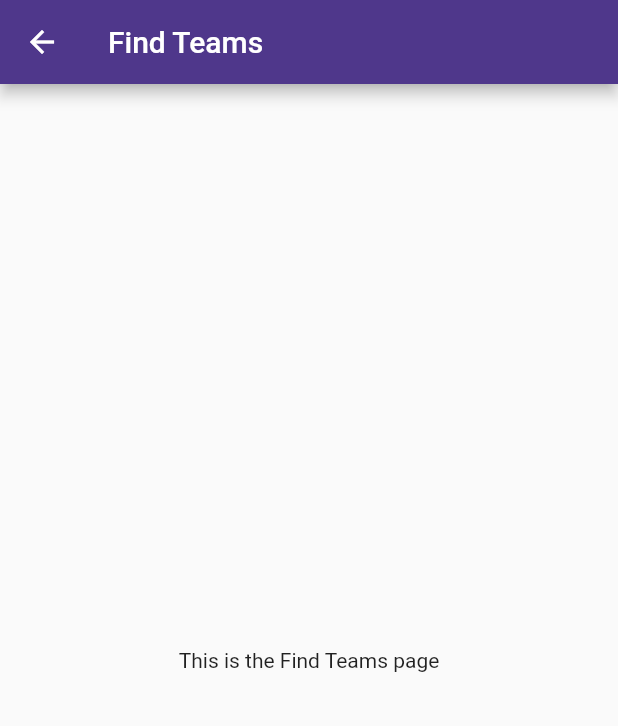
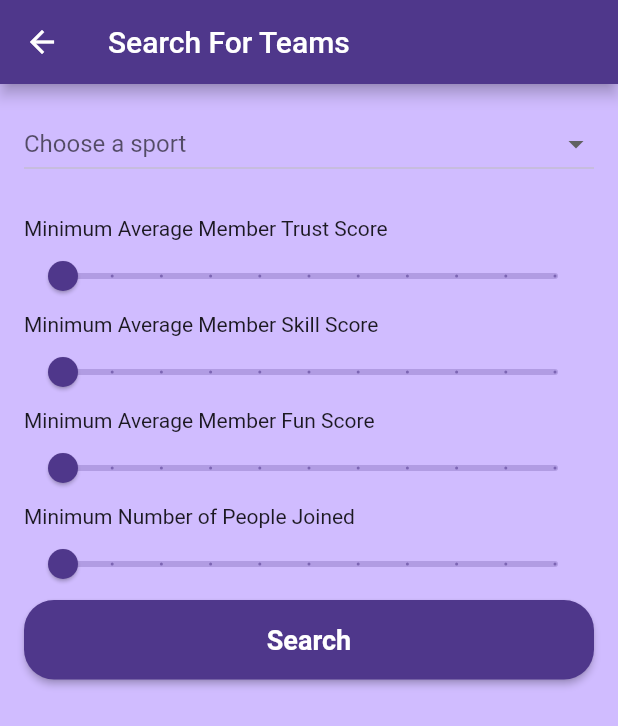
Before and after one commit to ntua-el19130/sportsearch, a Flutter app: the FindTeams screen opened directly, on a phone screen of 412 x 824 dp. Shown: the top 726 px of the screen. Run offline on Flutter 3.47's test engine with Material 2 defaults, Android fonts, the phone set to English and light mode, and no system bars; our stand-ins replace bloc, equatable, flutter_bloc.

Commit message:
added add team,create team,search team,my profile,my friends

```diff
--- a/flutter_application_2/lib/My_Teams_Page.dart
+++ b/flutter_application_2/lib/My_Teams_Page.dart
@@ -1,5 +1,5 @@
 import 'package:flutter/material.dart';
-import 'package:flutter_application_2/find_teams.dart';
+import 'package:flutter_application_2/add_teams.dart';
 
 class MyTeamsPage extends StatelessWidget {
   const MyTeamsPage({Key? key}) : super(key: key);
@@ -7,6 +7,7 @@ class MyTeamsPage extends StatelessWidget {
   @override
   Widget build(BuildContext context) {
     return Scaffold(
+       backgroundColor: Color(0xffD0BCFF),
       appBar: AppBar(
         title: const Text('My Teams'),
       ),
@@ -21,7 +22,7 @@ class MyTeamsPage extends StatelessWidget {
               onPressed: () {  Navigator.push(
                       context,
                       MaterialPageRoute(
-                          builder: (context) => const FindTeams()),
+                          builder: (context) => const AddTeams()),
                     );},
               icon: const Icon(Icons.add),
               label: const Text('Add a Team'),
--- a/flutter_application_2/lib/dashboard.dart
+++ b/flutter_application_2/lib/dashboard.dart
@@ -4,6 +4,8 @@ import 'package:flutter_application_2/find_people.dart';
 import 'package:flutter_application_2/matches/matches_screen.dart';
 import 'package:flutter_application_2/My_Sports_Page.dart';
 import 'package:flutter_application_2/My_Teams_Page.dart';
+import 'package:flutter_application_2/My_Profile.dart';
+import 'package:flutter_application_2/My_Friends.dart';
 class DashboardPage extends StatefulWidget {
   const DashboardPage({super.key});
 
@@ -79,7 +81,7 @@ class _DashboardPageState extends State<DashboardPage> {
                 Navigator.of(context).push(
                   MaterialPageRoute(
                     builder: (BuildContext context) {
-                      return const login_page();
+                      return const MyProfilePage();
                     },
                   ),
                 );
@@ -99,7 +101,7 @@ class _DashboardPageState extends State<DashboardPage> {
                 Navigator.of(context).push(
                   MaterialPageRoute(
                     builder: (BuildContext context) {
-                      return const login_page();
+                      return  MyFriendsPage();
                     },
                   ),
                 );
--- a/flutter_application_2/lib/find_teams.dart
+++ b/flutter_application_2/lib/find_teams.dart
@@ -1,17 +1,123 @@
 import 'package:flutter/material.dart';
 
-class FindTeams extends StatelessWidget {
+class FindTeams extends StatefulWidget {
   const FindTeams({Key? key}) : super(key: key);
 
+  @override
+  _FindTeamsState createState() => _FindTeamsState();
+}
+
+class _FindTeamsState extends State<FindTeams> {
+  double _minTrustScore = 0;
+  double _minSkillScore = 0;
+  double _minFunScore = 0;
+  double _minNumPeopleJoined = 0;
 
   @override
   Widget build(BuildContext context) {
     return Scaffold(
+      backgroundColor: Color(0xffD0BCFF),
       appBar: AppBar(
-        title: const Text('Find Teams'),
+        title: Text('Search For Teams'),
       ),
-      body: const Center(
-        child: Text('This is the Find Teams page'),
+      body: Padding(
+        padding: const EdgeInsets.all(16.0),
+        child: Column(
+          crossAxisAlignment: CrossAxisAlignment.stretch,
+          children: [
+            DropdownButton<String>(
+              items: <String>[
+                'Football',
+                'Basketball',
+                'Tennis',
+                'Volleyball',
+                'Running'
+              ].map((String value) {
+                return DropdownMenuItem<String>(
+                  value: value,
+                  child: Text(value),
+                );
+              }).toList(),
+              onChanged: (_) {},
+              hint: Text('Choose a sport'),
+              isExpanded: true,
+            ),
+            SizedBox(height: 24.0),
+            Text('Minimum Average Member Trust Score'),
+            Slider(
+              value: _minTrustScore,
+              onChanged: (value) {
+                setState(() {
+                  _minTrustScore = value;
+                });
+              },
+              min: 0,
+              max: 10,
+              divisions: 10,
+              label: _minTrustScore.round().toString(),
+            ),
+            Text('Minimum Average Member Skill Score'),
+            Slider(
+              value: _minSkillScore,
+              onChanged: (value) {
+                setState(() {
+                  _minSkillScore = value;
+                });
+              },
+              min: 0,
+              max: 10,
+              divisions: 10,
+              label: _minSkillScore.round().toString(),
+            ),
+            Text('Minimum Average Member Fun Score'),
+            Slider(
+              value: _minFunScore,
+              onChanged: (value) {
+                setState(() {
+                  _minFunScore = value;
+                });
+              },
+              min: 0,
+              max: 10,
+              divisions: 10,
+              label: _minFunScore.round().toString(),
+            ),
+            Text('Minimum Number of People Joined'),
+            Slider(
+              value: _minNumPeopleJoined,
+              onChanged: (value) {
+                setState(() {
+                  _minNumPeopleJoined = value;
+                });
+              },
+              min: 0,
+              max: 10,
+              divisions: 10,
+              label: _minNumPeopleJoined.round().toString(),
+            ),
+            ElevatedButton(
+              onPressed: () {
+                // Add onPressed functionality here
+              },
+              style: ElevatedButton.styleFrom(
+                primary: const Color(0XFF4f378b),
+                shape: RoundedRectangleBorder(
+                  borderRadius: BorderRadius.circular(20),
+                ),
+                padding: const EdgeInsets.symmetric(vertical: 16),
+                minimumSize: const Size(double.infinity, 0),
+              ),
+              child: Text(
+                'Search',
+                style: TextStyle(
+                  fontSize: 18,
+                  fontWeight: FontWeight.bold,
+                  color: Colors.white,
+                ),
+              ),
+            ),
+          ],
+        ),
       ),
     );
   }
```
Also changed, not shown: flutter_application_2/lib/Create_Team_Page.dart (added, +133 -0 lines), flutter_application_2/lib/My_Friends.dart (added, +174 -0 lines), flutter_application_2/lib/My_Profile.dart (added, +80 -0 lines), flutter_application_2/lib/add_teams.dart (added, +88 -0 lines), flutter_application_2/image/avatar1.png (added), flutter_application_2/image/avatar2.png (added), flutter_application_2/image/avatar3.png (added), flutter_application_2/image/avatar4.png (added), flutter_application_2/image/avatar5.png (added), flutter_application_2/image/avatar6.png (added), flutter_application_2/image/avatar7.png (added), flutter_application_2/image/avatar8.png (added), 2 other files.
